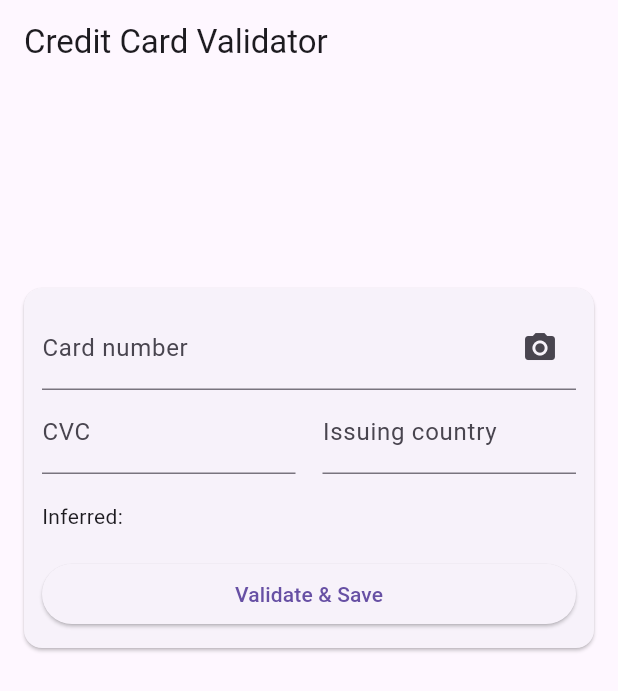
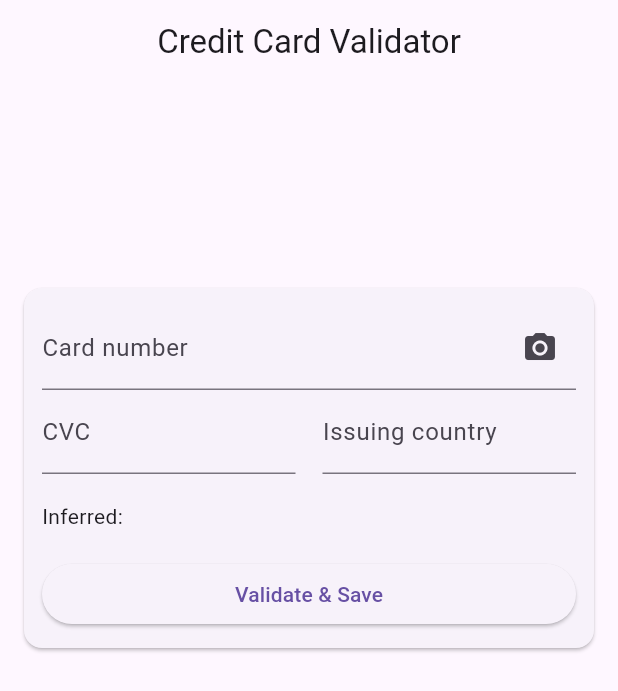
Before and after one commit to samkelo-makeleni/flutter-credit-card-validator, a Flutter app: the screen it shows after launch, on a phone screen of 412 x 824 dp. Shown: the top 691 px of the screen. Run offline on Flutter 3.47's test engine with Material 3 defaults, Android fonts, the phone set to English and light mode, and no system bars; our stand-ins replace shared_preferences; missing offline and left inert: card_scanner.

Commit message:
UI: update HomeView layout

```diff
--- a/lib/pages/home_view.dart
+++ b/lib/pages/home_view.dart
@@ -8,7 +8,7 @@ class HomeView extends StatelessWidget {
   @override
   Widget build(BuildContext context) {
     return Scaffold(
-      appBar: AppBar(title: const Text('Credit Card Validator')),
+      appBar: AppBar(title: Center(child: const Text('Credit Card Validator'))),
       body: const Padding(
         padding: EdgeInsets.all(12.0),
         child: Column(
```
